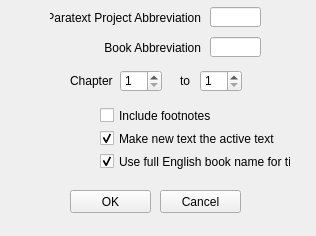
First picture: the form in ParatextChapSelectionDlg.ui, repository rmlockwood/FLExTrans, before the edit.
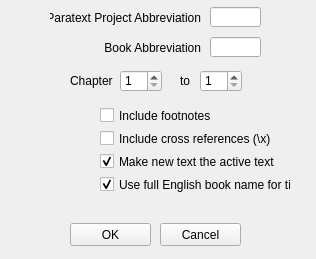
Second picture: the form after the edit.

What changed in the file:
```diff
--- a/ParatextChapSelectionDlg.ui
+++ b/ParatextChapSelectionDlg.ui
@@ -10,7 +10,7 @@
     <x>0</x>
     <y>0</y>
     <width>316</width>
-    <height>236</height>
+    <height>259</height>
    </rect>
   </property>
   <property name="windowTitle">
@@ -24,7 +24,7 @@
     <property name="geometry">
      <rect>
       <x>100</x>
-      <y>130</y>
+      <y>153</y>
       <width>181</width>
       <height>17</height>
      </rect>
@@ -104,7 +104,7 @@
     <property name="geometry">
      <rect>
       <x>100</x>
-      <y>153</y>
+      <y>176</y>
       <width>191</width>
       <height>17</height>
      </rect>
@@ -185,7 +185,7 @@
     <property name="geometry">
      <rect>
       <x>70</x>
-      <y>190</y>
+      <y>223</y>
       <width>81</width>
       <height>23</height>
      </rect>
@@ -198,7 +198,7 @@
     <property name="geometry">
      <rect>
       <x>160</x>
-      <y>190</y>
+      <y>223</y>
       <width>81</width>
       <height>23</height>
      </rect>
@@ -207,6 +207,19 @@
      <string>Cancel</string>
     </property>
    </widget>
+   <widget class="QCheckBox" name="crossrefsCheckBox">
+    <property name="geometry">
+     <rect>
+      <x>100</x>
+      <y>130</y>
+      <width>201</width>
+      <height>17</height>
+     </rect>
+    </property>
+    <property name="text">
+     <string>Include cross references (\x)</string>
+    </property>
+   </widget>
   </widget>
  </widget>
  <tabstops>
```
